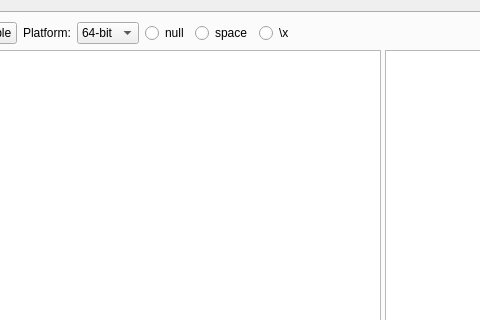
This is src/OpenArk/ui/coderkit.ui in BlackINT3/OpenArk as Qt 5 draws it before an edit; both pictures show x 195 to 675 and y 0 to 320 of the 1131 by 797 pixel window. The edited form follows.
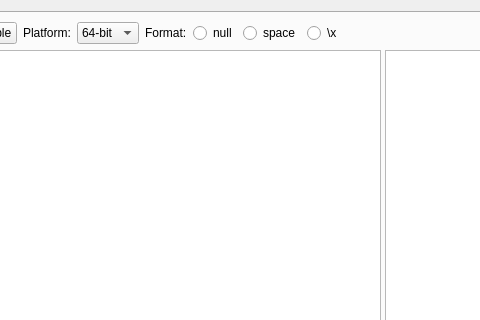
This is the edited form.

The edit to the form file:
```diff
--- a/src/OpenArk/ui/coderkit.ui
+++ b/src/OpenArk/ui/coderkit.ui
@@ -607,6 +607,13 @@
            </item>
           </widget>
          </item>
+         <item>
+          <widget class="QLabel" name="label_22">
+           <property name="text">
+            <string>Format:</string>
+           </property>
+          </widget>
+         </item>
          <item>
           <widget class="QRadioButton" name="nullRadio">
            <property name="text">
```
